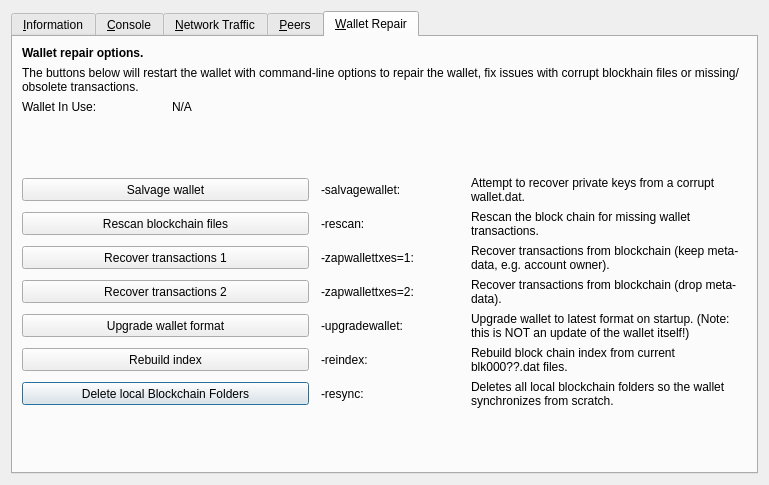
ioncoincore/ion-archived, file src/qt/forms/rpcconsole.ui: the form before one commit.
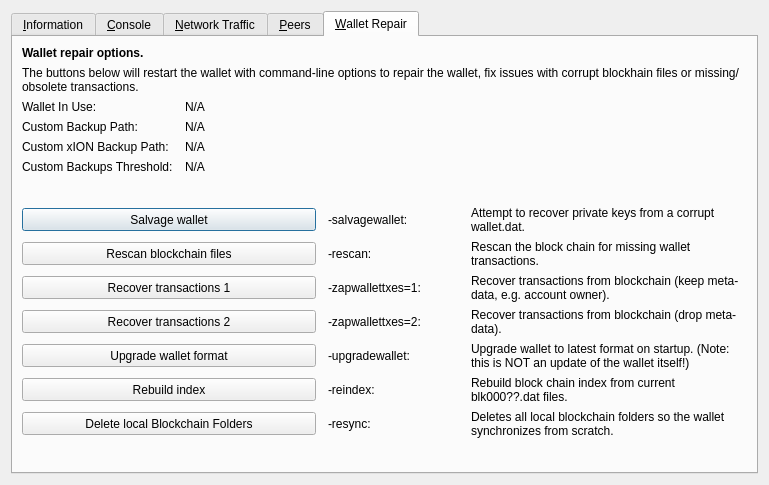
The form after the commit. The open tabs and pages were chosen to show the change. Icons and pictures are not drawn. Custom widgets are drawn as their Qt base class.

```diff
--- a/src/qt/forms/rpcconsole.ui
+++ b/src/qt/forms/rpcconsole.ui
@@ -1244,19 +1244,6 @@
        <property name="horizontalSpacing">
         <number>12</number>
        </property>
-       <item row="10" column="0" colspan="2">
-        <widget class="QPushButton" name="btn_resync">
-         <property name="minimumSize">
-          <size>
-           <width>100</width>
-           <height>23</height>
-          </size>
-         </property>
-         <property name="text">
-          <string>Delete local Blockchain Folders</string>
-         </property>
-        </widget>
-       </item>
        <item row="0" column="0" colspan="4">
         <widget class="QLabel" name="label_repair_header">
          <property name="font">
@@ -1310,6 +1297,93 @@
         </widget>
        </item>
        <item row="3" column="0">
+        <widget class="QLabel" name="wallet_custombackuppath_label">
+         <property name="text">
+          <string>Custom Backup Path:</string>
+         </property>
+         <property name="visible">
+          <bool>false</bool>
+         </property>
+        </widget>
+       </item>
+       <item row="3" column="1" colspan="3">
+        <widget class="QLabel" name="wallet_custombackuppath">
+         <property name="cursor">
+          <cursorShape>IBeamCursor</cursorShape>
+         </property>
+         <property name="text">
+          <string>N/A</string>
+         </property>
+         <property name="textFormat">
+          <enum>Qt::PlainText</enum>
+         </property>
+         <property name="textInteractionFlags">
+          <set>Qt::LinksAccessibleByMouse|Qt::TextSelectableByKeyboard|Qt::TextSelectableByMouse</set>
+         </property>
+         <property name="visible">
+          <bool>false</bool>
+         </property>
+        </widget>
+       </item>
+       <item row="4" column="0">
+        <widget class="QLabel" name="wallet_customxionbackuppath_label">
+         <property name="text">
+          <string>Custom xION Backup Path:</string>
+         </property>
+         <property name="visible">
+          <bool>false</bool>
+         </property>
+        </widget>
+       </item>
+       <item row="4" column="1" colspan="3">
+        <widget class="QLabel" name="wallet_customxionbackuppath">
+         <property name="cursor">
+          <cursorShape>IBeamCursor</cursorShape>
+         </property>
+         <property name="text">
+          <string>N/A</string>
+         </property>
+         <property name="textFormat">
+          <enum>Qt::PlainText</enum>
+         </property>
+         <property name="textInteractionFlags">
+          <set>Qt::LinksAccessibleByMouse|Qt::TextSelectableByKeyboard|Qt::TextSelectableByMouse</set>
+         </property>
+         <property name="visible">
+          <bool>false</bool>
+         </property>
+        </widget>
+       </item>
+       <item row="5" column="0">
+        <widget class="QLabel" name="wallet_custombackupthreshold_label">
+         <property name="text">
+          <string>Custom Backups Threshold:</string>
+         </property>
+         <property name="visible">
+          <bool>false</bool>
+         </property>
+        </widget>
+       </item>
+       <item row="5" column="1" colspan="3">
+        <widget class="QLabel" name="wallet_custombackupthreshold">
+         <property name="cursor">
+          <cursorShape>IBeamCursor</cursorShape>
+         </property>
+         <property name="text">
+          <string>N/A</string>
+         </property>
+         <property name="textFormat">
+          <enum>Qt::PlainText</enum>
+         </property>
+         <property name="textInteractionFlags">
+          <set>Qt::LinksAccessibleByMouse|Qt::TextSelectableByKeyboard|Qt::TextSelectableByMouse</set>
+         </property>
+         <property name="visible">
+          <bool>false</bool>
+         </property>
+        </widget>
+       </item>
+       <item row="6" column="0">
         <spacer name="verticalSpacer_repair1">
          <property name="orientation">
           <enum>Qt::Vertical</enum>
@@ -1322,7 +1396,7 @@
          </property>
         </spacer>
        </item>
-       <item row="4" column="0" colspan="2">
+       <item row="7" column="0" colspan="2">
         <widget class="QPushButton" name="btn_salvagewallet">
          <property name="minimumSize">
           <size>
@@ -1335,14 +1409,14 @@
          </property>
         </widget>
        </item>
-       <item row="4" column="2">
+       <item row="7" column="2">
         <widget class="QLabel" name="label_repair_salvage_command">
          <property name="text">
           <string notr="true">-salvagewallet:</string>
          </property>
         </widget>
        </item>
-       <item row="4" column="3">
+       <item row="7" column="3">
         <widget class="QLabel" name="label_repair_salvage">
          <property name="text">
           <string>Attempt to recover private keys from a corrupt wallet.dat.</string>
@@ -1352,7 +1426,7 @@
          </property>
         </widget>
        </item>
-       <item row="5" column="0" colspan="2">
+       <item row="8" column="0" colspan="2">
         <widget class="QPushButton" name="btn_rescan">
          <property name="minimumSize">
           <size>
@@ -1365,14 +1439,14 @@
          </property>
         </widget>
        </item>
-       <item row="5" column="2">
+       <item row="8" column="2">
         <widget class="QLabel" name="label_repair_rescan_command">
          <property name="text">
           <string notr="true">-rescan:</string>
          </property>
         </widget>
        </item>
-       <item row="5" column="3">
+       <item row="8" column="3">
         <widget class="QLabel" name="label_repair_rescan">
          <property name="text">
           <string>Rescan the block chain for missing wallet transactions.</string>
@@ -1382,7 +1456,7 @@
          </property>
         </widget>
        </item>
-       <item row="6" column="0" colspan="2">
+       <item row="9" column="0" colspan="2">
         <widget class="QPushButton" name="btn_zapwallettxes1">
          <property name="minimumSize">
           <size>
@@ -1395,14 +1469,14 @@
          </property>
         </widget>
        </item>
-       <item row="6" column="2">
+       <item row="9" column="2">
         <widget class="QLabel" name="label_repair_zap1_command">
          <property name="text">
           <string notr="true">-zapwallettxes=1:</string>
          </property>
         </widget>
        </item>
-       <item row="6" column="3">
+       <item row="9" column="3">
         <widget class="QLabel" name="label_repair_zap1">
          <property name="text">
           <string>Recover transactions from blockchain (keep meta-data, e.g. account owner).</string>
@@ -1412,7 +1486,7 @@
          </property>
         </widget>
        </item>
-       <item row="7" column="0" colspan="2">
+       <item row="10" column="0" colspan="2">
         <widget class="QPushButton" name="btn_zapwallettxes2">
          <property name="minimumSize">
           <size>
@@ -1425,14 +1499,14 @@
          </property>
         </widget>
        </item>
-       <item row="7" column="2">
+       <item row="10" column="2">
         <widget class="QLabel" name="label_repair_zap2_command">
          <property name="text">
           <string notr="true">-zapwallettxes=2:</string>
          </property>
         </widget>
        </item>
-       <item row="7" column="3">
+       <item row="10" column="3">
         <widget class="QLabel" name="label_repair_zap2">
          <property name="text">
           <string>Recover transactions from blockchain (drop meta-data).</string>
@@ -1442,7 +1516,7 @@
          </property>
         </widget>
        </item>
-       <item row="8" column="0" colspan="2">
+       <item row="11" column="0" colspan="2">
         <widget class="QPushButton" name="btn_upgradewallet">
          <property name="minimumSize">
           <size>
@@ -1455,14 +1529,14 @@
          </property>
         </widget>
        </item>
-       <item row="8" column="2">
+       <item row="11" column="2">
         <widget class="QLabel" name="label_repair_upgrade_command">
          <property name="text">
           <string notr="true">-upgradewallet:</string>
          </property>
         </widget>
        </item>
-       <item row="8" column="3">
+       <item row="11" column="3">
         <widget class="QLabel" name="label_repair_upgrade">
          <property name="text">
           <string>Upgrade wallet to latest format on startup. (Note: this is NOT an update of the wallet itself!)</string>
@@ -1472,7 +1546,7 @@
          </property>
         </widget>
        </item>
-       <item row="9" column="0" colspan="2">
+       <item row="12" column="0" colspan="2">
         <widget class="QPushButton" name="btn_reindex">
          <property name="minimumSize">
           <size>
@@ -1485,14 +1559,14 @@
          </property>
         </widget>
        </item>
-       <item row="9" column="2">
+       <item row="12" column="2">
         <widget class="QLabel" name="label_repair_reindex_command">
          <property name="text">
           <string notr="true">-reindex:</string>
          </property>
         </widget>
        </item>
-       <item row="9" column="3">
+       <item row="12" column="3">
         <widget class="QLabel" name="label_repair_reindex">
          <property name="text">
           <string>Rebuild block chain index from current blk000??.dat files.</string>
@@ -1502,27 +1576,27 @@
          </property>
         </widget>
        </item>
-       <item row="11" column="0">
-        <spacer name="verticalSpacer_repair2">
-         <property name="orientation">
-          <enum>Qt::Vertical</enum>
-         </property>
-         <property name="sizeHint" stdset="0">
+       <item row="13" column="0" colspan="2">
+        <widget class="QPushButton" name="btn_resync">
+         <property name="minimumSize">
           <size>
-           <width>20</width>
-           <height>10</height>
+           <width>100</width>
+           <height>23</height>
           </size>
          </property>
-        </spacer>
+         <property name="text">
+          <string>Delete local Blockchain Folders</string>
+         </property>
+        </widget>
        </item>
-       <item row="10" column="2">
+       <item row="13" column="2">
         <widget class="QLabel" name="label_repair_resync_command">
          <property name="text">
           <string>-resync:</string>
          </property>
         </widget>
        </item>
-       <item row="10" column="3">
+       <item row="13" column="3">
         <widget class="QLabel" name="label_repair_resync">
          <property name="text">
           <string>Deletes all local blockchain folders so the wallet synchronizes from scratch.</string>
@@ -1532,6 +1606,19 @@
          </property>
         </widget>
        </item>
+       <item row="14" column="0">
+        <spacer name="verticalSpacer_repair2">
+         <property name="orientation">
+          <enum>Qt::Vertical</enum>
+         </property>
+         <property name="sizeHint" stdset="0">
+          <size>
+           <width>20</width>
+           <height>10</height>
+          </size>
+         </property>
+        </spacer>
+       </item>
       </layout>
      </widget>
     </widget>
```
Left out of the diff: 2 changed lines with no effect on the pictures.
